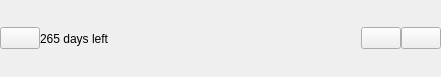
demlabs-cellframe/dap-ui-sdk, file ui/mobile/NavigationPanelMain.ui: the form before one commit.
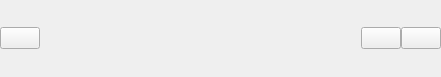
The form after the commit.

Diff of the .ui file:
```diff
--- a/ui/mobile/NavigationPanelMain.ui
+++ b/ui/mobile/NavigationPanelMain.ui
@@ -68,7 +68,7 @@
       <item>
        <widget class="QLabel" name="lblLicense">
         <property name="text">
-         <string>265 days left</string>
+         <string/>
         </property>
        </widget>
       </item>
```
